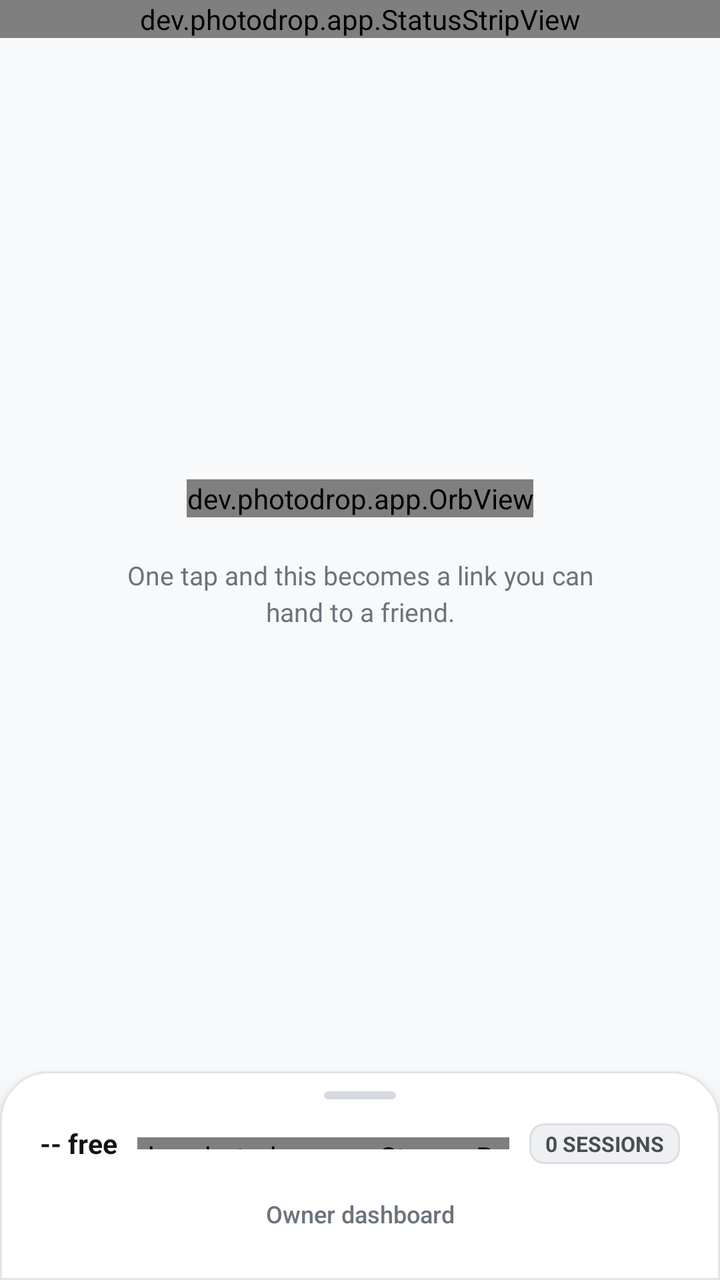
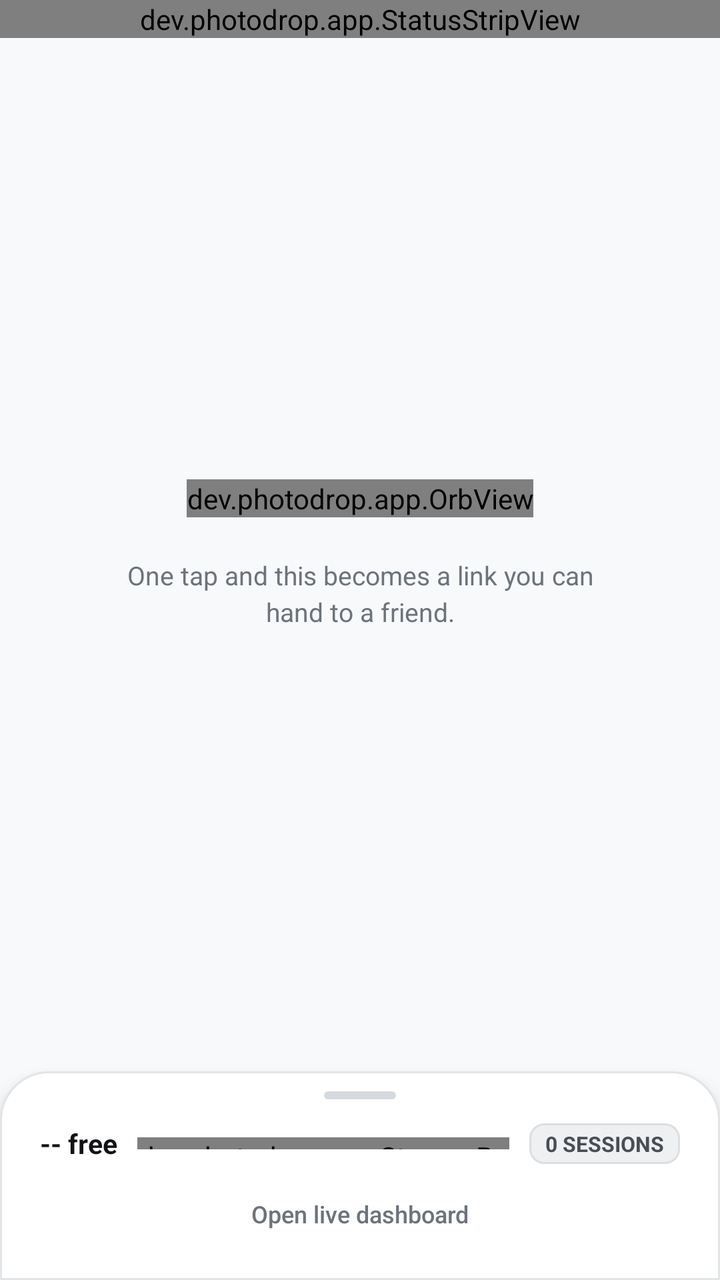

An Android layout rendered at two revisions. The XML below is the earlier revision; the diff shows what the commit changed to produce the second picture.
<!-- AndroidManifest.xml: application theme AppTheme -->
<!-- res/layout/activity_main.xml -->
<?xml version="1.0" encoding="utf-8"?>
<LinearLayout xmlns:android="http://schemas.android.com/apk/res/android"
    android:id="@+id/rootLayout"
    android:layout_width="match_parent"
    android:layout_height="match_parent"
    android:background="@color/page_bg"
    android:orientation="vertical">

    
    <dev.photodrop.app.StatusStripView
        android:id="@+id/statusStrip"
        android:layout_width="match_parent"
        android:layout_height="wrap_content"/>

    
    <FrameLayout
        android:id="@+id/stage"
        android:layout_width="match_parent"
        android:layout_height="0dp"
        android:layout_weight="1"
        android:paddingLeft="20dp"
        android:paddingRight="20dp">

        
        <LinearLayout
            android:id="@+id/orbStage"
            android:layout_width="match_parent"
            android:layout_height="match_parent"
            android:gravity="center"
            android:orientation="vertical">

            <dev.photodrop.app.OrbView
                android:id="@+id/orbView"
                android:layout_width="wrap_content"
                android:layout_height="wrap_content"/>

            <TextView
                android:id="@+id/tvOrbCaption"
                android:layout_width="260dp"
                android:layout_height="wrap_content"
                android:layout_marginTop="20dp"
                android:gravity="center"
                android:lineSpacingExtra="3dp"
                android:text="One tap and this becomes a link you can hand to a friend."
                android:textColor="@color/text_faint"
                android:textSize="13sp"/>
        </LinearLayout>

        
        <LinearLayout
            android:id="@+id/handoffCard"
            android:layout_width="match_parent"
            android:layout_height="wrap_content"
            android:layout_gravity="center"
            android:background="@drawable/card_handoff"
            android:gravity="center_horizontal"
            android:orientation="vertical"
            android:paddingLeft="20dp"
            android:paddingRight="20dp"
            android:paddingTop="18dp"
            android:paddingBottom="18dp"
            android:visibility="gone">

            
            <TextView
                android:id="@+id/tvDockedBadge"
                android:layout_width="wrap_content"
                android:layout_height="wrap_content"
                android:background="@drawable/badge_live"
                android:paddingLeft="12dp"
                android:paddingTop="4dp"
                android:paddingRight="12dp"
                android:paddingBottom="4dp"
                android:text="● LIVE"
                android:textColor="#FFFFFF"
                android:textSize="10.5sp"
                android:textStyle="bold"/>

            <TextView
                android:layout_width="wrap_content"
                android:layout_height="wrap_content"
                android:layout_marginTop="10dp"
                android:letterSpacing="0.08"
                android:text="HOLD THIS UP TO YOUR FRIEND"
                android:textColor="@color/text_faint"
                android:textSize="10sp"
                android:textStyle="bold"/>

            
            <TextView
                android:id="@+id/tvDropDomain"
                android:layout_width="wrap_content"
                android:layout_height="wrap_content"
                android:layout_marginTop="4dp"
                android:ellipsize="end"
                android:singleLine="true"
                android:text="trycloudflare.com"
                android:textColor="@color/text_main"
                android:textSize="18sp"
                android:textStyle="bold"/>

            
            <TextView
                android:id="@+id/tvDropUrl"
                android:layout_width="wrap_content"
                android:layout_height="wrap_content"
                android:layout_marginTop="2dp"
                android:ellipsize="middle"
                android:fontFamily="monospace"
                android:singleLine="true"
                android:text="https://.../d/..."
                android:textColor="@color/mono_text"
                android:textSize="11.5sp"/>

            
            <ImageView
                android:id="@+id/imgQr"
                android:layout_width="184dp"
                android:layout_height="184dp"
                android:layout_marginTop="12dp"
                android:background="#FFFFFF"
                android:contentDescription="QR code for photo drop link"
                android:padding="6dp"
                android:scaleType="fitCenter"/>

            <TextView
                android:id="@+id/tvDropHint"
                android:layout_width="260dp"
                android:layout_height="wrap_content"
                android:layout_marginTop="10dp"
                android:gravity="center"
                android:lineSpacingExtra="2dp"
                android:text="They scan, pick photos, watch them upload. Nothing is installed on their phone."
                android:textColor="@color/text_faint"
                android:textSize="12sp"/>
        </LinearLayout>

        
        <LinearLayout
            android:id="@+id/alertCard"
            android:layout_width="match_parent"
            android:layout_height="wrap_content"
            android:layout_gravity="center"
            android:background="@drawable/card_alert"
            android:orientation="vertical"
            android:padding="20dp"
            android:visibility="gone">

            <TextView
                android:layout_width="wrap_content"
                android:layout_height="wrap_content"
                android:text="Free some space first"
                android:textColor="#8C1D18"
                android:textSize="17sp"
                android:textStyle="bold"/>

            <TextView
                android:id="@+id/tvAlertDesc"
                android:layout_width="wrap_content"
                android:layout_height="wrap_content"
                android:layout_marginTop="6dp"
                android:lineSpacingExtra="2dp"
                android:text="Uploads are paused at 2.0 GB free to keep your phone healthy. Free some storage to resume."
                android:textColor="#8C1D18"
                android:textSize="13sp"/>
        </LinearLayout>

        
        <LinearLayout
            android:id="@+id/permCard"
            android:layout_width="match_parent"
            android:layout_height="wrap_content"
            android:layout_gravity="center"
            android:background="@drawable/card_dark"
            android:orientation="vertical"
            android:padding="20dp"
            android:visibility="gone">

            <TextView
                android:layout_width="wrap_content"
                android:layout_height="wrap_content"
                android:text="Can't reach Termux"
                android:textColor="#FFFFFF"
                android:textSize="17sp"
                android:textStyle="bold"/>

            <TextView
                android:layout_width="wrap_content"
                android:layout_height="wrap_content"
                android:layout_marginTop="6dp"
                android:lineSpacingExtra="2dp"
                android:text="Grant permission to run commands in Termux, or ensure Termux is installed and running."
                android:textColor="#C7CCD1"
                android:textSize="13sp"/>

            <Button
                android:id="@+id/btnFixPerm"
                android:layout_width="match_parent"
                android:layout_height="44dp"
                android:layout_marginTop="14dp"
                android:background="@drawable/btn_primary"
                android:text="Grant Permission"
                android:textAllCaps="false"
                android:textColor="#FFFFFF"
                android:textSize="14sp"
                android:textStyle="bold"/>
        </LinearLayout>

    </FrameLayout>

    
    <LinearLayout
        android:id="@+id/sheet"
        android:layout_width="match_parent"
        android:layout_height="wrap_content"
        android:background="@drawable/sheet_bg"
        android:elevation="8dp"
        android:orientation="vertical"
        android:paddingLeft="20dp"
        android:paddingRight="20dp"
        android:paddingTop="10dp"
        android:paddingBottom="14dp">

        
        <View
            android:layout_width="36dp"
            android:layout_height="4dp"
            android:layout_gravity="center_horizontal"
            android:layout_marginBottom="12dp"
            android:background="@drawable/grab_handle"/>

        
        <LinearLayout
            android:id="@+id/liveControls"
            android:layout_width="match_parent"
            android:layout_height="wrap_content"
            android:orientation="vertical"
            android:visibility="gone">

            
            <LinearLayout
                android:layout_width="match_parent"
                android:layout_height="wrap_content"
                android:gravity="center_vertical"
                android:orientation="horizontal">

                <TextView
                    android:id="@+id/tvSheetUrl"
                    android:layout_width="0dp"
                    android:layout_height="38dp"
                    android:layout_weight="1"
                    android:background="@drawable/card_low"
                    android:ellipsize="middle"
                    android:fontFamily="monospace"
                    android:gravity="center_vertical"
                    android:paddingLeft="12dp"
                    android:paddingRight="12dp"
                    android:singleLine="true"
                    android:text="https://.../d/..."
                    android:textColor="@color/mono_text"
                    android:textSize="12sp"/>

                <Button
                    android:id="@+id/btnFlipHost"
                    android:layout_width="38dp"
                    android:layout_height="38dp"
                    android:layout_marginLeft="8dp"
                    android:background="@drawable/btn_tonal"
                    android:text="⇄"
                    android:textColor="@color/text_main"
                    android:textSize="15sp"/>
            </LinearLayout>

            
            <Button
                android:id="@+id/btnCopy"
                android:layout_width="match_parent"
                android:layout_height="48dp"
                android:layout_marginTop="10dp"
                android:background="@drawable/btn_primary"
                android:text="Copy link to send"
                android:textAllCaps="false"
                android:textColor="@color/on_primary"
                android:textSize="15sp"
                android:textStyle="bold"/>

            <View
                android:layout_width="match_parent"
                android:layout_height="1dp"
                android:layout_marginTop="12dp"
                android:layout_marginBottom="10dp"
                android:background="@color/stroke_soft"/>
        </LinearLayout>

        
        <LinearLayout
            android:layout_width="match_parent"
            android:layout_height="wrap_content"
            android:gravity="center_vertical"
            android:orientation="horizontal">

            <TextView
                android:id="@+id/tvFree"
                android:layout_width="wrap_content"
                android:layout_height="wrap_content"
                android:text="-- free"
                android:textColor="@color/text_main"
                android:textSize="13.5sp"
                android:textStyle="bold"/>

            <dev.photodrop.app.StorageBarView
                android:id="@+id/storageBar"
                android:layout_width="0dp"
                android:layout_height="6dp"
                android:layout_marginLeft="10dp"
                android:layout_marginRight="10dp"
                android:layout_weight="1"/>

            <TextView
                android:id="@+id/tvSessions"
                android:layout_width="wrap_content"
                android:layout_height="wrap_content"
                android:background="@drawable/pill_neutral"
                android:paddingLeft="8dp"
                android:paddingTop="3dp"
                android:paddingRight="8dp"
                android:paddingBottom="3dp"
                android:text="0 SESSIONS"
                android:textColor="@color/text_muted"
                android:textSize="10.5sp"
                android:textStyle="bold"/>
        </LinearLayout>

        
        <LinearLayout
            android:id="@+id/liveStopSection"
            android:layout_width="match_parent"
            android:layout_height="wrap_content"
            android:layout_marginTop="10dp"
            android:orientation="vertical"
            android:visibility="gone">

            <Button
                android:id="@+id/btnStop"
                android:layout_width="match_parent"
                android:layout_height="44dp"
                android:background="@drawable/btn_stop"
                android:text="Stop server"
                android:textAllCaps="false"
                android:textColor="#B3261E"
                android:textSize="14sp"
                android:textStyle="bold"/>


        </LinearLayout>

        
        <Button
            android:id="@+id/btnOwner"
            android:layout_width="match_parent"
            android:layout_height="38dp"
            android:layout_marginTop="6dp"
            android:background="@drawable/btn_text_only"
            android:gravity="center"
            android:text="Owner dashboard"
            android:textAllCaps="false"
            android:textColor="@color/text_faint"
            android:textSize="12sp"/>
    </LinearLayout>

</LinearLayout>
<!-- resources referenced by this layout -->
<resources>
  <color name="mono_text">#3D4348</color>
  <color name="on_primary">#FFFFFF</color>
  <color name="page_bg">#F8F9FA</color>
  <color name="stroke_soft">#EDF0F2</color>
  <color name="text_faint">#6C737B</color>
  <color name="text_main">#111315</color>
  <color name="text_muted">#494E54</color>
  <!-- drawable badge_live (drawable) -->
  <?xml version="1.0" encoding="utf-8"?>
  <shape xmlns:android="http://schemas.android.com/apk/res/android" android:shape="rectangle">
      <solid android:color="#167A38"/>
      <corners android:radius="99dp"/>
  </shape>
  <!-- drawable btn_text_only (drawable) -->
  <?xml version="1.0" encoding="utf-8"?>
  <selector xmlns:android="http://schemas.android.com/apk/res/android">
      <item android:state_pressed="true">
          <shape android:shape="rectangle">
              <solid android:color="@color/row_press"/>
              <corners android:radius="10dp"/>
          </shape>
      </item>
      <item>
          <shape android:shape="rectangle">
              <solid android:color="@android:color/transparent"/>
              <corners android:radius="10dp"/>
          </shape>
      </item>
  </selector>
  <!-- drawable card_alert (drawable) -->
  <?xml version="1.0" encoding="utf-8"?>
  <shape xmlns:android="http://schemas.android.com/apk/res/android" android:shape="rectangle">
      <solid android:color="#FCEDEC"/>
      <corners android:radius="18dp"/>
      <stroke android:width="1dp" android:color="#F2C0BC"/>
  </shape>
  <!-- drawable card_dark (drawable) -->
  <?xml version="1.0" encoding="utf-8"?>
  <shape xmlns:android="http://schemas.android.com/apk/res/android" android:shape="rectangle">
      <solid android:color="#212529"/>
      <corners android:radius="18dp"/>
  </shape>
  <!-- drawable card_handoff (drawable) -->
  <?xml version="1.0" encoding="utf-8"?>
  <shape xmlns:android="http://schemas.android.com/apk/res/android" android:shape="rectangle">
      <solid android:color="#FFFFFF"/>
      <corners android:radius="24dp"/>
      <stroke android:width="1dp" android:color="#E2E5E8"/>
  </shape>
  <!-- drawable card_low (drawable) -->
  <?xml version="1.0" encoding="utf-8"?>
  <shape xmlns:android="http://schemas.android.com/apk/res/android" android:shape="rectangle">
      <solid android:color="@color/surface_low"/>
      <corners android:radius="16dp"/>
      <stroke android:width="1dp" android:color="@color/stroke_soft"/>
  </shape>
  <!-- drawable grab_handle (drawable) -->
  <?xml version="1.0" encoding="utf-8"?>
  <shape xmlns:android="http://schemas.android.com/apk/res/android" android:shape="rectangle">
      <solid android:color="#D6DADF"/>
      <corners android:radius="2dp"/>
      <size android:width="36dp" android:height="4dp"/>
  </shape>
  <!-- drawable pill_neutral (drawable) -->
  <?xml version="1.0" encoding="utf-8"?>
  <shape xmlns:android="http://schemas.android.com/apk/res/android" android:shape="rectangle">
      <solid android:color="@color/neutral_bg"/>
      <corners android:radius="7dp"/>
      <stroke android:width="1dp" android:color="@color/neutral_edge"/>
  </shape>
  <!-- drawable sheet_bg (drawable) -->
  <?xml version="1.0" encoding="utf-8"?>
  <shape xmlns:android="http://schemas.android.com/apk/res/android" android:shape="rectangle">
      <solid android:color="#FFFFFF"/>
      <corners
          android:topLeftRadius="24dp"
          android:topRightRadius="24dp"
          android:bottomLeftRadius="0dp"
          android:bottomRightRadius="0dp"/>
      <stroke android:width="1dp" android:color="#E2E5E8"/>
  </shape>
  <color name="surface_low">#F1F3F5</color>
  <color name="stroke">#E2E5E8</color>
  <color name="primary_dark">#0E5224</color>
  <color name="primary">#167A38</color>
  <color name="row_press">#F1F3F5</color>
  <color name="primary_muted">#EAF5EC</color>
  <color name="surface">#FFFFFF</color>
  <color name="neutral_bg">#EEF0F2</color>
  <color name="neutral_edge">#DBDFE3</color>
  <!-- unchanged entries left out for length: 4 -->
</resources>

<!-- the commit's change to res/layout/activity_main.xml (unified diff, before → after) -->
@@ -362,7 +362,7 @@
             android:layout_marginTop="6dp"
             android:background="@drawable/btn_text_only"
             android:gravity="center"
-            android:text="Owner dashboard"
+            android:text="Open live dashboard"
             android:textAllCaps="false"
             android:textColor="@color/text_faint"
             android:textSize="12sp"/>
